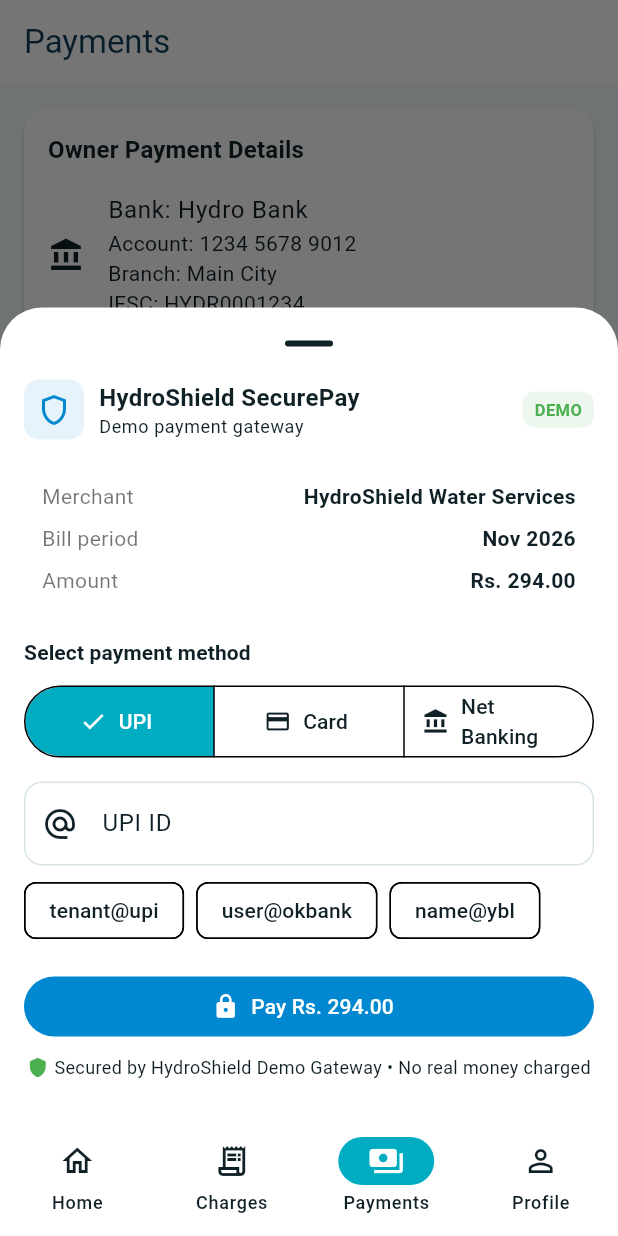
After one commit to ZephyrNULL/hydroshield, a Flutter app: the RenterPaymentsScreen screen opened by its route, after a tap on an icon or button, on a phone screen of 412 x 824 dp. The commit adds this screen. Run offline on Flutter 3.47's test engine with Material 3 defaults, Android fonts, the phone set to English and light mode, and no system bars; our stand-ins replace fl_chart, go_router.

Commit message:
feat: add realistic demo payment gateway for tenant payments

```diff
--- a/lib/core/router/app_router.dart
+++ b/lib/core/router/app_router.dart
@@ -5,6 +5,7 @@ import '../../features/auth/login_screen.dart';
 import '../../features/auth/register_screen.dart';
 import '../../features/cleaning/cleaning_screen.dart';
 import '../../features/leak_detection/leak_detection_screen.dart';
+import '../../features/payments/renter_payments_screen.dart';
 import '../../features/settings/settings_screen.dart';
 import '../../features/tank_level/owner_home_screen.dart';
 import '../../features/tank_level/renter_home_screen.dart';
@@ -111,7 +112,7 @@ GoRouter createRouter() {
           StatefulShellBranch(routes: [
             GoRoute(
               path: AppRoutes.renterPayments,
-              builder: (context, state) => const _RenterPaymentsScreen(),
+              builder: (context, state) => const RenterPaymentsScreen(),
             ),
           ]),
           StatefulShellBranch(routes: [
@@ -171,60 +172,6 @@ class _RenterShell extends StatelessWidget {
   }
 }
 
-class _RenterPaymentsScreen extends StatelessWidget {
-  const _RenterPaymentsScreen();
-
-  @override
-  Widget build(BuildContext context) {
-    final session = SessionStore.instance;
-    return Scaffold(
-      appBar: AppBar(title: const Text('Payments')),
-      body: ListView(
-        padding: const EdgeInsets.all(16),
-        children: [
-          Card(
-            child: Padding(
-              padding: const EdgeInsets.all(16),
-              child: Column(crossAxisAlignment: CrossAxisAlignment.start, children: [
-                Text('Owner Payment Details', style: Theme.of(context).textTheme.titleMedium),
-                const SizedBox(height: 8),
-                const ListTile(contentPadding: EdgeInsets.zero, leading: Icon(Icons.account_balance), title: Text('Bank: Hydro Bank'), subtitle: Text('Account: 1234 5678 9012\nBranch: Main City')),
-                const ListTile(contentPadding: EdgeInsets.zero, leading: Icon(Icons.phone_android), title: Text('Mobile/Other'), subtitle: Text('e.g. Cash / Bank transfer / Online (if integrated)')),
-              ]),
-            ),
-          ),
-          const SizedBox(height: 12),
-          Card(
-            child: Padding(
-              padding: const EdgeInsets.all(16),
-              child: Column(crossAxisAlignment: CrossAxisAlignment.start, children: [
-                Text('Your Payment Status', style: Theme.of(context).textTheme.titleMedium),
-                const SizedBox(height: 8),
-                const ListTile(contentPadding: EdgeInsets.zero, leading: Icon(Icons.pending_actions, color: Colors.orange), title: Text('Current bill: Pending'), subtitle: Text('Amount payable shown in Charges tab')),
-                FilledButton.icon(onPressed: () {
-                  ScaffoldMessenger.of(context).showSnackBar(const SnackBar(content: Text('Online payment gateway not integrated in this demo.')));
-                }, icon: const Icon(Icons.payment), label: const Text('Pay Online (demo)')),
-              ]),
-            ),
-          ),
-          const SizedBox(height: 12),
-          Card(
-            child: Padding(
-              padding: const EdgeInsets.all(16),
-              child: Column(crossAxisAlignment: CrossAxisAlignment.start, children: [
-                Text('Previous Payment Records', style: Theme.of(context).textTheme.titleMedium),
-                const SizedBox(height: 8),
-                const ListTile(leading: Icon(Icons.check_circle, color: Colors.green), title: Text('Oct 2026 - Paid'), subtitle: Text('Rs. 1,250.00 • Bank transfer')),
-                const ListTile(leading: Icon(Icons.check_circle, color: Colors.green), title: Text('Sep 2026 - Paid'), subtitle: Text('Rs. 1,180.00 • Cash')),
-              ]),
-            ),
-          ),
-        ],
-      ),
-    );
-  }
-}
-
 class _RenterProfileScreen extends StatelessWidget {
   const _RenterProfileScreen();
 
--- /dev/null
+++ b/lib/features/payments/renter_payments_screen.dart
@@ -0,0 +1,532 @@
+import 'dart:math';
+
+import 'package:flutter/material.dart';
+
+import '../../core/session.dart';
+import '../../core/utils/formatters.dart';
+
+enum _GatewayStep { method, details, processing, success }
+
+enum _PayMethod { upi, card, netBanking }
+
+class RenterPaymentsScreen extends StatefulWidget {
+  const RenterPaymentsScreen({super.key});
+
+  @override
+  State<RenterPaymentsScreen> createState() => _RenterPaymentsScreenState();
+}
+
+class _RenterPaymentsScreenState extends State<RenterPaymentsScreen> {
+  // Demo bill
+  final double _amountDue = 294.00;
+  final String _billPeriod = 'Nov 2026';
+  bool _isPaid = false;
+
+  _GatewayStep _step = _GatewayStep.method;
+  _PayMethod _method = _PayMethod.upi;
+  String _processingLabel = 'Initializing secure session...';
+  String? _txnId;
+  DateTime? _paidAt;
+  String? _paidVia;
+
+  final List<_PaymentRecord> _history = [
+    _PaymentRecord(
+        period: 'Oct 2026',
+        amount: 1250.00,
+        status: 'Paid',
+        method: 'Bank transfer',
+        date: DateTime(2026, 10, 28),
+        txnId: 'HS-TXN-839201'),
+    _PaymentRecord(
+        period: 'Sep 2026',
+        amount: 1180.00,
+        status: 'Paid',
+        method: 'Cash',
+        date: DateTime(2026, 9, 27),
+        txnId: 'HS-TXN-774110'),
+  ];
+
+  void _startPayment() {
+    showModalBottomSheet(
+      context: context,
+      isScrollControlled: true,
+      useSafeArea: true,
+      showDragHandle: true,
+      builder: (ctx) => _PaymentGatewaySheet(
+        amount: _amountDue,
+        billPeriod: _billPeriod,
+        onSuccess: (txnId, methodLabel, at) {
+          setState(() {
+            _isPaid = true;
+            _txnId = txnId;
+            _paidAt = at;
+            _paidVia = methodLabel;
+            _history.insert(
+              0,
+              _PaymentRecord(
+                period: _billPeriod,
+                amount: _amountDue,
+                status: 'Paid',
+                method: methodLabel,
+                date: at,
+                txnId: txnId,
+              ),
+            );
+          });
+        },
+      ),
+    );
+  }
+
+  @override
+  Widget build(BuildContext context) {
+    final session = SessionStore.instance;
+    return Scaffold(
+      appBar: AppBar(title: const Text('Payments')),
+      body: ListView(
+        padding: const EdgeInsets.all(16),
+        children: [
+          Card(
+            child: Padding(
+              padding: const EdgeInsets.all(16),
+              child: Column(crossAxisAlignment: CrossAxisAlignment.start, children: [
+                Text('Owner Payment Details',
+                    style: Theme.of(context).textTheme.titleMedium?.copyWith(fontWeight: FontWeight.bold)),
+                const SizedBox(height: 8),
+                const ListTile(
+                    contentPadding: EdgeInsets.zero,
+                    leading: Icon(Icons.account_balance),
+                    title: Text('Bank: Hydro Bank'),
+                    subtitle: Text('Account: 1234 5678 9012\nBranch: Main City\nIFSC: HYDR0001234')),
+                const ListTile(
+                    contentPadding: EdgeInsets.zero,
+                    leading: Icon(Icons.phone_android),
+                    title: Text('UPI / Other'),
+                    subtitle: Text('UPI: hydroshield.owner@bank\nCash / Bank transfer also accepted')),
+              ]),
+            ),
+          ),
+          const SizedBox(height: 12),
+          Card(
+            child: Padding(
+              padding: const EdgeInsets.all(16),
+              child: Column(crossAxisAlignment: CrossAxisAlignment.start, children: [
+                Row(
+                  children: [
+                    Expanded(
+                      child: Text('Current Bill',
+                          style: Theme.of(context).textTheme.titleMedium?.copyWith(fontWeight: FontWeight.bold)),
+                    ),
+                    _StatusChip(paid: _isPaid),
+                  ],
+                ),
+                const SizedBox(height: 8),
+                ListTile(
+                  contentPadding: EdgeInsets.zero,
+                  leading: CircleAvatar(
+                    backgroundColor: Theme.of(context).colorScheme.primary.withValues(alpha: 0.12),
+                    child: Icon(Icons.water_drop, color: Theme.of(context).colorScheme.primary),
+                  ),
+                  title: Text('Water charges • $_billPeriod'),
+                  subtitle: Text(session.propertyName.value ?? 'Greenview Residence'),
+                  trailing: Text(formatMoney(_amountDue),
+                      style: const TextStyle(fontWeight: FontWeight.bold, fontSize: 16)),
+                ),
+                const Divider(),
+                _row('Consumption (recorded)', '2,450 L'),
+                _row('Rate', 'Rs. 0.12 / L'),
+                _row('Convenience fee', 'Rs. 0.00'),
+                const SizedBox(height: 4),
+                _row('Total payable', formatMoney(_amountDue), bold: true),
+                const SizedBox(height: 12),
+                if (_isPaid) ...[
+                  Container(
+                    width: double.infinity,
+                    padding: const EdgeInsets.all(12),
+                    decoration: BoxDecoration(
+                      color: Colors.green.withValues(alpha: 0.08),
+                      borderRadius: BorderRadius.circular(12),
+                      border: Border.all(color: Colors.green.withValues(alpha: 0.3)),
+                    ),
+                    child: Column(crossAxisAlignment: CrossAxisAlignment.start, children: [
+                      const Row(children: [
+                        Icon(Icons.check_circle, color: Colors.green),
+                        SizedBox(width: 8),
+                        Text('Payment successful', style: TextStyle(color: Colors.green, fontWeight: FontWeight.w700)),
+                      ]),
+                      const SizedBox(height: 6),
+                      Text('Transaction ID: ${_txnId ?? '-'}'),
+                      Text('Paid via: ${_paidVia ?? '-'}'),
+                      if (_paidAt != null) Text('Date: ${formatDateTime(_paidAt!)}'),
+                    ]),
+                  ),
+                ] else ...[
+                  FilledButton.icon(
+                    onPressed: _startPayment,
+                    icon: const Icon(Icons.lock_outline),
+                    label: Text('Pay ${formatMoney(_amountDue)} Securely'),
+                  ),
+                  const SizedBox(height: 6),
+                  Row(
+                    mainAxisAlignment: MainAxisAlignment.center,
+                    children: [
+                      Icon(Icons.verified_user, size: 14, color: Theme.of(context).colorScheme.primary),
+                      const SizedBox(width: 4),
+                      Text('Demo secure payment gateway • 256-bit SSL (simulated)',
+                          style: Theme.of(context).textTheme.bodySmall),
+                    ],
+                  ),
+                ],
+              ]),
+            ),
+          ),
+          const SizedBox(height: 12),
+          Card(
+            child: Padding(
+              padding: const EdgeInsets.all(16),
+              child: Column(crossAxisAlignment: CrossAxisAlignment.start, children: [
+                Text('Payment History',
+                    style: Theme.of(context).textTheme.titleMedium?.copyWith(fontWeight: FontWeight.bold)),
+                const SizedBox(height: 8),
+                for (final r in _history) _HistoryTile(record: r),
+              ]),
+            ),
+          ),
+        ],
+      ),
+    );
+  }
+
+  Widget _row(String a, String b, {bool bold = false}) => Padding(
+        padding: const EdgeInsets.symmetric(vertical: 3),
+        child: Row(mainAxisAlignment: MainAxisAlignment.spaceBetween, children: [
+          Text(a),
+          Text(b, style: TextStyle(fontWeight: bold ? FontWeight.bold : FontWeight.w600)),
+        ]),
+      );
+}
+
+class _PaymentGatewaySheet extends StatefulWidget {
+  final double amount;
+  final String billPeriod;
+  final void Function(String txnId, String methodLabel, DateTime at) onSuccess;
+  const _PaymentGatewaySheet({required this.amount, required this.billPeriod, required this.onSuccess});
+
+  @override
+  State<_PaymentGatewaySheet> createState() => _PaymentGatewaySheetState();
+}
+
+class _PaymentGatewaySheetState extends State<_PaymentGatewaySheet> {
+  _GatewayStep _step = _GatewayStep.method;
+  _PayMethod _method = _PayMethod.upi;
+  String _processingLabel = 'Connecting to secure gateway...';
+  String? _error;
+
+  // inputs
+  final _upiCtrl = TextEditingController();
+  final _cardNumCtrl = TextEditingController();
+  final _expiryCtrl = TextEditingController();
+  final _cvvCtrl = TextEditingController();
+  final _nameCtrl = TextEditingController();
+  String _selectedBank = 'Hydro Bank';
+
+  final _banks = const ['Hydro Bank', 'Aqua National Bank', 'City Trust Bank', 'BlueWave Bank'];
+
+  @override
+  void dispose() {
+    _upiCtrl.dispose();
+    _cardNumCtrl.dispose();
+    _expiryCtrl.dispose();
+    _cvvCtrl.dispose();
+    _nameCtrl.dispose();
+    super.dispose();
+  }
+
+  String get _methodLabel => switch (_method) {
+        _PayMethod.upi => 'UPI',
+        _PayMethod.card => 'Card',
+        _PayMethod.netBanking => 'Net Banking ($_selectedBank)',
+      };
+
+  Future<void> _pay() async {
+    setState(() => _error = null);
+    final err = _validate();
+    if (err != null) {
+      setState(() => _error = err);
+      return;
+    }
+    setState(() {
+      _step = _GatewayStep.processing;
+      _processingLabel = 'Connecting to secure gateway...';
+    });
+    final steps = [
+      'Connecting to secure gateway...',
+      'Verifying payment details...',
+      'Authorizing ${formatMoney(widget.amount)}...',
+      'Confirming with bank...',
+    ];
+    for (final s in steps) {
+      await Future.delayed(const Duration(milliseconds: 900));
+      if (!mounted) return;
+      setState(() => _processingLabel = s);
+    }
+    await Future.delayed(const Duration(milliseconds: 600));
+    if (!mounted) return;
+    final txnId = 'HS${DateTime.now().millisecondsSinceEpoch % 100000000}${Random().nextInt(900) + 100}';
+    widget.onSuccess(txnId, _methodLabel, DateTime.now());
+    setState(() => _step = _GatewayStep.success);
+    // store txnId for display
+    _successTxnId = txnId;
+  }
+
+  String? _successTxnId;
+
+  String? _validate() {
+    switch (_method) {
+      case _PayMethod.upi:
+        final v = _upiCtrl.text.trim();
+        if (v.isEmpty || !v.contains('@')) return 'Enter a valid UPI ID (e.g. name@bank).';
+        return null;
+      case _PayMethod.card:
+        final num = _cardNumCtrl.text.replaceAll(' ', '');
+        if (num.length < 12) return 'Enter a valid card number.';
+        if (_expiryCtrl.text.trim().length < 4) return 'Enter expiry (MM/YY).';
+        if (_cvvCtrl.text.trim().length < 3) return 'Enter CVV.';
+        if (_nameCtrl.text.trim().isEmpty) return 'Enter name on card.';
+        return null;
+      case _PayMethod.netBanking:
+        return null;
+    }
+  }
+
+  @override
+  Widget build(BuildContext context) {
+    final bottom = MediaQuery.of(context).viewInsets.bottom;
+    return Padding(
+      padding: EdgeInsets.fromLTRB(16, 0, 16, 16 + bottom),
+      child: AnimatedSwitcher(
+        duration: const Duration(milliseconds: 250),
+        child: switch (_step) {
+          _GatewayStep.method || _GatewayStep.details => _detailsView(context),
+          _GatewayStep.processing => _processingView(context),
+          _GatewayStep.success => _successView(context),
+        },
+      ),
+    );
+  }
+
+  Widget _detailsView(BuildContext context) {
+    return SingleChildScrollView(
+      key: const ValueKey('details'),
+      child: Column(crossAxisAlignment: CrossAxisAlignment.stretch, mainAxisSize: MainAxisSize.min, children: [
+        _gatewayHeader(context),
+        const SizedBox(height: 12),
+        _orderSummary(context),
+        const SizedBox(height: 12),
+        Text('Select payment method', style: Theme.of(context).textTheme.titleSmall?.copyWith(fontWeight: FontWeight.bold)),
+        const SizedBox(height: 8),
+        SegmentedButton<_PayMethod>(
+          segments: const [
+            ButtonSegment(value: _PayMethod.upi, label: Text('UPI'), icon: Icon(Icons.account_balance_wallet_outlined)),
+            ButtonSegment(value: _PayMethod.card, label: Text('Card'), icon: Icon(Icons.credit_card)),
+            ButtonSegment(value: _PayMethod.netBanking, label: Text('Net Banking'), icon: Icon(Icons.account_balance)),
+          ],
+          selected: {_method},
+          onSelectionChanged: (s) => setState(() { _method = s.first; _error = null; }),
+        ),
+        const SizedBox(height: 12),
+        if (_method == _PayMethod.upi) ...[
+          TextField(
+            controller: _upiCtrl,
+            decoration: const InputDecoration(labelText: 'UPI ID', hintText: 'yourname@bank', prefixIcon: Icon(Icons.alternate_email)),
+            keyboardType: TextInputType.emailAddress,
+          ),
+          const SizedBox(height: 6),
+          Wrap(spacing: 8, children: ['tenant@upi', 'user@okbank', 'name@ybl']
+              .map((s) => ActionChip(label: Text(s), onPressed: () => setState(() => _upiCtrl.text = s)))
+              .toList()),
+        ] else if (_method == _PayMethod.card) ...[
+          TextField(
+            controller: _cardNumCtrl,
+            decoration: const InputDecoration(labelText: 'Card number', hintText: '4111 1111 1111 1111', prefixIcon: Icon(Icons.credit_card)),
+            keyboardType: TextInputType.number,
+          ),
+          const SizedBox(height: 8),
+          Row(children: [
+            Expanded(child: TextField(controller: _expiryCtrl, decoration: const InputDecoration(labelText: 'Expiry (MM/YY)', hintText: '09/29'), keyboardType: TextInputType.datetime)),
+            const SizedBox(width: 8),
+            Expanded(child: TextField(controller: _cvvCtrl, decoration: const InputDecoration(labelText: 'CVV', hintText: '123'), keyboardType: TextInputType.number, obscureText: true)),
+          ]),
+          const SizedBox(height: 8),
+          TextField(controller: _nameCtrl, decoration: const InputDecoration(labelText: 'Name on card', prefixIcon: Icon(Icons.person_outline))),
+        ] else ...[
+          DropdownButtonFormField<String>(
+            value: _selectedBank,
+            decoration: const InputDecoration(labelText: 'Select bank', prefixIcon: Icon(Icons.account_balance)),
+            items: _banks.map((b) => DropdownMenuItem(value: b, child: Text(b))).toList(),
+            onChanged: (v) => setState(() => _selectedBank = v ?? _selectedBank),
+          ),
+          const SizedBox(height: 8),
+          const Text('You will be securely redirected to your bank to authorize this payment (simulated).',
+              style: TextStyle(fontSize: 12)),
+        ],
+        if (_error != null) ...[
+          const SizedBox(height: 8),
+          Text(_error!, style: const TextStyle(color: Colors.red)),
+        ],
+        const SizedBox(height: 16),
+        FilledButton.icon(
+          onPressed: _pay,
+          icon: const Icon(Icons.lock),
+          label: Text('Pay ${formatMoney(widget.amount)}'),
+        ),
+        const SizedBox(height: 8),
+        const Row(mainAxisAlignment: MainAxisAlignment.center, children: [
+          Icon(Icons.shield, size: 14, color: Colors.green),
+          SizedBox(width: 4),
+          Flexible(child: Text('Secured by HydroShield Demo Gateway • No real money charged', style: TextStyle(fontSize: 12))),
+        ]),
+        const SizedBox(height: 8),
+      ]),
+    );
+  }
+
+  Widget _processingView(BuildContext context) {
+    return Padding(
+      key: const ValueKey('processing'),
+      padding: const EdgeInsets.symmetric(vertical: 32),
+      child: Column(mainAxisSize: MainAxisSize.min, children: [
+        const SizedBox(height: 8),
+        const SizedBox(width: 64, height: 64, child: CircularProgressIndicator(strokeWidth: 5)),
+        const SizedBox(height: 20),
+        Text('Processing Payment', style: Theme.of(context).textTheme.titleMedium?.copyWith(fontWeight: FontWeight.bold)),
+        const SizedBox(height: 8),
+        Text(_processingLabel, textAlign: TextAlign.center),
+        const SizedBox(height: 8),
+        Text(formatMoney(widget.amount), style: const TextStyle(fontSize: 22, fontWeight: FontWeight.bold)),
+        const SizedBox(height: 16),
+        const LinearProgressIndicator(),
+        const SizedBox(height: 12),
+        const Text('Please do not close this window.', style: TextStyle(fontSize: 12)),
+      ]),
+    );
+  }
+
+  Widget _successView(BuildContext context) {
+    return Padding(
+      key: const ValueKey('success'),
+      padding: const EdgeInsets.symmetric(vertical: 16),
+      child: Column(mainAxisSize: MainAxisSize.min, children: [
+        const CircleAvatar(radius: 34, backgroundColor: Color(0xFFE8F5E9), child: Icon(Icons.check_rounded, color: Colors.green, size: 40)),
+        const SizedBox(height: 12),
+        Text('Payment Successful', style: Theme.of(context).textTheme.titleLarge?.copyWith(fontWeight: FontWeight.bold, color: Colors.green.shade700)),
+        const SizedBox(height: 4),
+        Text(formatMoney(widget.amount), style: const TextStyle(fontSize: 28, fontWeight: FontWeight.bold)),
+        const SizedBox(height: 12),
+        Card(
+          child: Padding(
+            padding: const EdgeInsets.all(12),
+            child: Column(children: [
+              _kv('Transaction ID', _successTxnId ?? '-'),
+              _kv('Bill period', widget.billPeriod),
+              _kv('Payment method', _methodLabel),
+              _kv('Date & time', formatDateTime(DateTime.now())),
+              _kv('Status', 'SUCCESS'),
+            ]),
+          ),
+        ),
+        const SizedBox(height: 12),
+        FilledButton.icon(onPressed: () => Navigator.of(context).pop(), icon: const Icon(Icons.done), label: const Text('Done')),
+        const SizedBox(height: 4),
+        TextButton.icon(onPressed: () {
+          ScaffoldMessenger.of(context).showSnackBar(const SnackBar(content: Text('Receipt saved (demo).')));
+        }, icon: const Icon(Icons.receipt_long), label: const Text('Download Receipt (demo)')),
+      ]),
+    );
+  }
+
+  Widget _gatewayHeader(BuildContext context) => Row(children: [
+        Container(
+          padding: const EdgeInsets.all(8),
+          decoration: BoxDecoration(color: Theme.of(context).colorScheme.primary.withValues(alpha: 0.1), borderRadius: BorderRadius.circular(10)),
+          child: Icon(Icons.shield_outlined, color: Theme.of(context).colorScheme.primary),
+        ),
+        const SizedBox(width: 10),
+        Expanded(
+          child: Column(crossAxisAlignment: CrossAxisAlignment.start, children: [
+            const Text('HydroShield SecurePay', style: TextStyle(fontWeight: FontWeight.bold, fontSize: 16)),
+            Text('Demo payment gateway', style: Theme.of(context).textTheme.bodySmall),
+          ]),
+        ),
+        Container(
+          padding: const EdgeInsets.symmetric(horizontal: 8, vertical: 4),
+          decoration: BoxDecoration(color: Colors.green.withValues(alpha: 0.1), borderRadius: BorderRadius.circular(8)),
+          child: const Text('DEMO', style: TextStyle(color: Colors.green, fontWeight: FontWeight.bold, fontSize: 11)),
+        ),
+      ]);
+
+  Widget _orderSummary(BuildContext context) => Container(
+        padding: const EdgeInsets.all(12),
+        decoration: BoxDecoration(
+          color: Theme.of(context).colorScheme.surfaceContainerHighest.withValues(alpha: 0.35),
+          borderRadius: BorderRadius.circular(12),
+        ),
+        child: Column(children: [
+          _kv('Merchant', 'HydroShield Water Services'),
+          _kv('Bill period', widget.billPeriod),
+          _kv('Amount', formatMoney(widget.amount)),
+        ]),
+      );
+
+  Widget _kv(String k, String v) => Padding(
+        padding: const EdgeInsets.symmetric(vertical: 4),
+        child: Row(mainAxisAlignment: MainAxisAlignment.spaceBetween, children: [
+          Text(k, style: const TextStyle(color: Colors.black54)),
+          Flexible(child: Text(v, textAlign: TextAlign.right, style: const TextStyle(fontWeight: FontWeight.w600))),
+        ]),
+      );
+}
+
+class _PaymentRecord {
+  final String period;
+  final double amount;
+  final String status;
+  final String method;
+  final DateTime date;
+  final String txnId;
+  const _PaymentRecord({required this.period, required this.amount, required this.status, required this.method, required this.date, required this.txnId});
+}
+
+class _HistoryTile extends StatelessWidget {
+  final _PaymentRecord record;
+  const _HistoryTile({required this.record});
+
+  @override
+  Widget build(BuildContext context) {
+    final paid = record.status == 'Paid';
+    return ListTile(
+      contentPadding: EdgeInsets.zero,
+      leading: Icon(paid ? Icons.check_circle : Icons.pending_actions, color: paid ? Colors.green : Colors.orange),
+      title: Text('${record.period} • ${record.status}'),
+      subtitle: Text('${formatMoney(record.amount)} • ${record.method}\n${formatDate(record.date)} • ${record.txnId}'),
+      isThreeLine: true,
+    );
+  }
+}
+
+class _StatusChip extends StatelessWidget {
+  final bool paid;
+  const _StatusChip({required this.paid});
+  @override
+  Widget build(BuildContext context) {
+    return Container(
+      padding: const EdgeInsets.symmetric(horizontal: 10, vertical: 4),
+      decoration: BoxDecoration(
+        color: (paid ? Colors.green : Colors.orange).withValues(alpha: 0.15),
+        borderRadius: BorderRadius.circular(12),
+      ),
+      child: Text(paid ? 'Paid' : 'Pending',
+          style: TextStyle(color: paid ? Colors.green : Colors.orange, fontWeight: FontWeight.w700)),
+    );
+  }
+}
```
